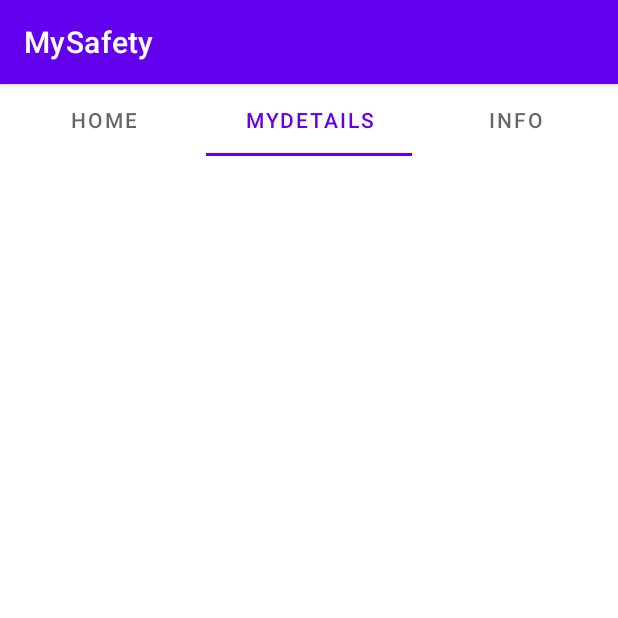
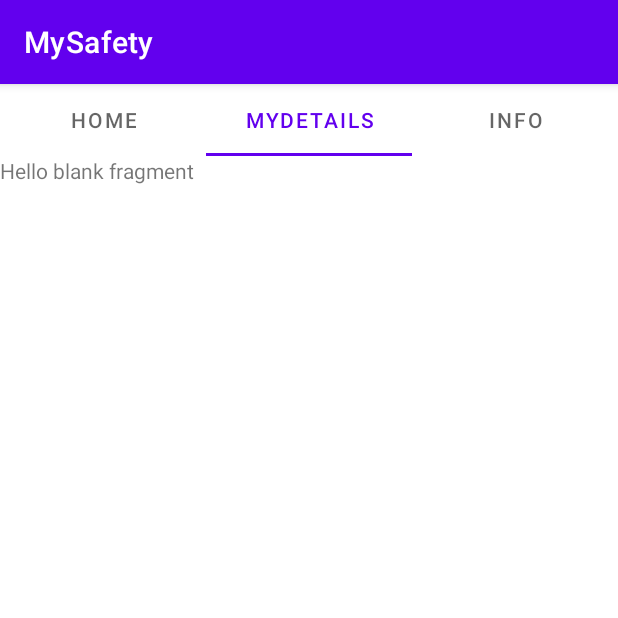
Before and after one commit to oraclesoul/mysafety, an Android app: the screen it shows after launch (MainActivity), tab 2 chosen, on a phone screen of 412 x 824 dp, the top half of it. Run offline under Robolectric (Android 15) with nearby library versions, the light colour scheme and no system bars.

Commit message:
fragments and db support

```diff
--- a/app/build.gradle
+++ b/app/build.gradle
@@ -32,6 +32,7 @@ dependencies {
     implementation 'androidx.appcompat:appcompat:1.3.1'
     implementation 'com.google.android.material:material:1.4.0'
     implementation 'androidx.constraintlayout:constraintlayout:2.1.1'
+    implementation 'androidx.legacy:legacy-support-v4:1.0.0'
     testImplementation 'junit:junit:4.+'
     androidTestImplementation 'androidx.test.ext:junit:1.1.3'
     androidTestImplementation 'androidx.test.espresso:espresso-core:3.4.0'
--- a/app/src/main/java/com/oraclesoul/mysafety/MainActivity.java
+++ b/app/src/main/java/com/oraclesoul/mysafety/MainActivity.java
@@ -1,14 +1,43 @@
 package com.oraclesoul.mysafety;
 
 import androidx.appcompat.app.AppCompatActivity;
+import androidx.viewpager2.widget.ViewPager2;
 
 import android.os.Bundle;
 
+import com.google.android.material.tabs.TabLayout;
+
 public class MainActivity extends AppCompatActivity {
+
 
     @Override
     protected void onCreate(Bundle savedInstanceState) {
         super.onCreate(savedInstanceState);
         setContentView(R.layout.activity_main);
+
+
+        ViewPager2 viewPager2 = findViewById(R.id.viewPager);
+        PageAdapter pageAdapter = new PageAdapter(this);
+        viewPager2.setAdapter(pageAdapter);
+
+        TabLayout tabLayout = findViewById(R.id.tablayout);
+        tabLayout.addOnTabSelectedListener(new TabLayout.OnTabSelectedListener() {
+            @Override
+            public void onTabSelected(TabLayout.Tab tab) {
+                viewPager2.setCurrentItem(tab.getPosition());
+            }
+
+            @Override
+            public void onTabUnselected(TabLayout.Tab tab) {
+
+            }
+
+            @Override
+            public void onTabReselected(TabLayout.Tab tab) {
+
+            }
+        });
+
+
     }
 }
--- /dev/null
+++ b/app/src/main/java/com/oraclesoul/mysafety/PageAdapter.java
@@ -0,0 +1,36 @@
+package com.oraclesoul.mysafety;
+
+import androidx.annotation.NonNull;
+import androidx.fragment.app.Fragment;
+import androidx.fragment.app.FragmentActivity;
+import androidx.viewpager2.adapter.FragmentStateAdapter;
+
+import com.oraclesoul.mysafety.fragments.DetailsFragment;
+import com.oraclesoul.mysafety.fragments.EditDetailsFragment;
+import com.oraclesoul.mysafety.fragments.InfoFragment;
+
+public class PageAdapter extends FragmentStateAdapter {
+
+    int tabCount = 3;
+
+    public PageAdapter(@NonNull FragmentActivity fragmentActivity) {
+        super(fragmentActivity);
+    }
+
+    @NonNull
+    @Override
+    public Fragment createFragment(int position) {
+        switch (position)
+        {
+            case 0 : return new EditDetailsFragment();
+            case 1 : return new DetailsFragment();
+            case 2 : return  new InfoFragment();
+        }
+        return null;
+    }
+
+    @Override
+    public int getItemCount() {
+        return tabCount;
+    }
+}
--- /dev/null
+++ b/app/src/main/java/com/oraclesoul/mysafety/fragments/DetailsFragment.java
@@ -0,0 +1,66 @@
+package com.oraclesoul.mysafety.fragments;
+
+import android.os.Bundle;
+
+import androidx.fragment.app.Fragment;
+
+import android.view.LayoutInflater;
+import android.view.View;
+import android.view.ViewGroup;
+
+import com.oraclesoul.mysafety.R;
+
+/**
+ * A simple {@link Fragment} subclass.
+ * Use the {@link DetailsFragment#newInstance} factory method to
+ * create an instance of this fragment.
+ */
+public class DetailsFragment extends Fragment {
+
+    // TODO: Rename parameter arguments, choose names that match
+    // the fragment initialization parameters, e.g. ARG_ITEM_NUMBER
+    private static final String ARG_PARAM1 = "param1";
+    private static final String ARG_PARAM2 = "param2";
+
+    // TODO: Rename and change types of parameters
+    private String mParam1;
+    private String mParam2;
+
+    public DetailsFragment() {
+        // Required empty public constructor
+    }
+
+    /**
+     * Use this factory method to create a new instance of
+     * this fragment using the provided parameters.
+     *
+     * @param param1 Parameter 1.
+     * @param param2 Parameter 2.
+     * @return A new instance of fragment DetailsFragment.
+     */
+    // TODO: Rename and change types and number of parameters
+    public static DetailsFragment newInstance(String param1, String param2) {
+        DetailsFragment fragment = new DetailsFragment();
+        Bundle args = new Bundle();
+        args.putString(ARG_PARAM1, param1);
+        args.putString(ARG_PARAM2, param2);
+        fragment.setArguments(args);
+        return fragment;
+    }
+
+    @Override
+    public void onCreate(Bundle savedInstanceState) {
+        super.onCreate(savedInstanceState);
+        if (getArguments() != null) {
+            mParam1 = getArguments().getString(ARG_PARAM1);
+            mParam2 = getArguments().getString(ARG_PARAM2);
+        }
+    }
+
+    @Override
+    public View onCreateView(LayoutInflater inflater, ViewGroup container,
+                             Bundle savedInstanceState) {
+        // Inflate the layout for this fragment
+        return inflater.inflate(R.layout.fragment_details, container, false);
+    }
+}
--- /dev/null
+++ b/app/src/main/java/com/oraclesoul/mysafety/fragments/EditDetailsFragment.java
@@ -0,0 +1,66 @@
+package com.oraclesoul.mysafety.fragments;
+
+import android.os.Bundle;
+
+import androidx.fragment.app.Fragment;
+
+import android.view.LayoutInflater;
+import android.view.View;
+import android.view.ViewGroup;
+
+import com.oraclesoul.mysafety.R;
+
+/**
+ * A simple {@link Fragment} subclass.
+ * Use the {@link EditDetailsFragment#newInstance} factory method to
+ * create an instance of this fragment.
+ */
+public class EditDetailsFragment extends Fragment {
+
+    // TODO: Rename parameter arguments, choose names that match
+    // the fragment initialization parameters, e.g. ARG_ITEM_NUMBER
+    private static final String ARG_PARAM1 = "param1";
+    private static final String ARG_PARAM2 = "param2";
+
+    // TODO: Rename and change types of parameters
+    private String mParam1;
+    private String mParam2;
+
+    public EditDetailsFragment() {
+        // Required empty public constructor
+    }
+
+    /**
+     * Use this factory method to create a new instance of
+     * this fragment using the provided parameters.
+     *
+     * @param param1 Parameter 1.
+     * @param param2 Parameter 2.
+     * @return A new instance of fragment EditDetailsFragment.
+     */
+    // TODO: Rename and change types and number of parameters
+    public static EditDetailsFragment newInstance(String param1, String param2) {
+        EditDetailsFragment fragment = new EditDetailsFragment();
+        Bundle args = new Bundle();
+        args.putString(ARG_PARAM1, param1);
+        args.putString(ARG_PARAM2, param2);
+        fragment.setArguments(args);
+        return fragment;
+    }
+
+    @Override
+    public void onCreate(Bundle savedInstanceState) {
+        super.onCreate(savedInstanceState);
+        if (getArguments() != null) {
+            mParam1 = getArguments().getString(ARG_PARAM1);
+            mParam2 = getArguments().getString(ARG_PARAM2);
+        }
+    }
+
+    @Override
+    public View onCreateView(LayoutInflater inflater, ViewGroup container,
+                             Bundle savedInstanceState) {
+        // Inflate the layout for this fragment
+        return inflater.inflate(R.layout.fragment_edit_details, container, false);
+    }
+}
--- /dev/null
+++ b/app/src/main/java/com/oraclesoul/mysafety/fragments/InfoFragment.java
@@ -0,0 +1,66 @@
+package com.oraclesoul.mysafety.fragments;
+
+import android.os.Bundle;
+
+import androidx.fragment.app.Fragment;
+
+import android.view.LayoutInflater;
+import android.view.View;
+import android.view.ViewGroup;
+
+import com.oraclesoul.mysafety.R;
+
+/**
+ * A simple {@link Fragment} subclass.
+ * Use the {@link InfoFragment#newInstance} factory method to
+ * create an instance of this fragment.
+ */
+public class InfoFragment extends Fragment {
+
+    // TODO: Rename parameter arguments, choose names that match
+    // the fragment initialization parameters, e.g. ARG_ITEM_NUMBER
+    private static final String ARG_PARAM1 = "param1";
+    private static final String ARG_PARAM2 = "param2";
+
+    // TODO: Rename and change types of parameters
+    private String mParam1;
+    private String mParam2;
+
+    public InfoFragment() {
+        // Required empty public constructor
+    }
+
+    /**
+     * Use this factory method to create a new instance of
+     * this fragment using the provided parameters.
+     *
+     * @param param1 Parameter 1.
+     * @param param2 Parameter 2.
+     * @return A new instance of fragment InfoFragment.
+     */
+    // TODO: Rename and change types and number of parameters
+    public static InfoFragment newInstance(String param1, String param2) {
+        InfoFragment fragment = new InfoFragment();
+        Bundle args = new Bundle();
+        args.putString(ARG_PARAM1, param1);
+        args.putString(ARG_PARAM2, param2);
+        fragment.setArguments(args);
+        return fragment;
+    }
+
+    @Override
+    public void onCreate(Bundle savedInstanceState) {
+        super.onCreate(savedInstanceState);
+        if (getArguments() != null) {
+            mParam1 = getArguments().getString(ARG_PARAM1);
+            mParam2 = getArguments().getString(ARG_PARAM2);
+        }
+    }
+
+    @Override
+    public View onCreateView(LayoutInflater inflater, ViewGroup container,
+                             Bundle savedInstanceState) {
+        // Inflate the layout for this fragment
+        return inflater.inflate(R.layout.fragment_info, container, false);
+    }
+}
--- a/app/src/main/res/layout/activity_main.xml
+++ b/app/src/main/res/layout/activity_main.xml
@@ -12,6 +12,7 @@
         android:orientation="vertical">
 
         <com.google.android.material.tabs.TabLayout
+            android:id="@+id/tablayout"
             android:layout_width="match_parent"
             android:layout_height="wrap_content">
 
--- /dev/null
+++ b/app/src/main/res/layout/fragment_details.xml
@@ -0,0 +1,14 @@
+<?xml version="1.0" encoding="utf-8"?>
+<FrameLayout xmlns:android="http://schemas.android.com/apk/res/android"
+    xmlns:tools="http://schemas.android.com/tools"
+    android:layout_width="match_parent"
+    android:layout_height="match_parent"
+    tools:context=".fragments.DetailsFragment">
+
+    <!-- TODO: Update blank fragment layout -->
+    <TextView
+        android:layout_width="match_parent"
+        android:layout_height="match_parent"
+        android:text="@string/hello_blank_fragment" />
+
+</FrameLayout>
--- a/app/src/main/res/values/strings.xml
+++ b/app/src/main/res/values/strings.xml
@@ -1,3 +1,5 @@
 <resources>
     <string name="app_name">MySafety</string>
+    <!-- TODO: Remove or change this placeholder text -->
+    <string name="hello_blank_fragment">Hello blank fragment</string>
 </resources>
```
Also changed, not shown: app/src/main/java/com/oraclesoul/mysafety/DBHelper.java (added, +28 -0 lines), app/src/main/java/com/oraclesoul/mysafety/fragments/AlertFragment.java (added, +66 -0 lines), app/src/main/res/layout/fragment_alert.xml (added, +14 -0 lines), app/src/main/res/layout/fragment_edit_details.xml (added, +14 -0 lines), app/src/main/res/layout/fragment_info.xml (added, +14 -0 lines).
